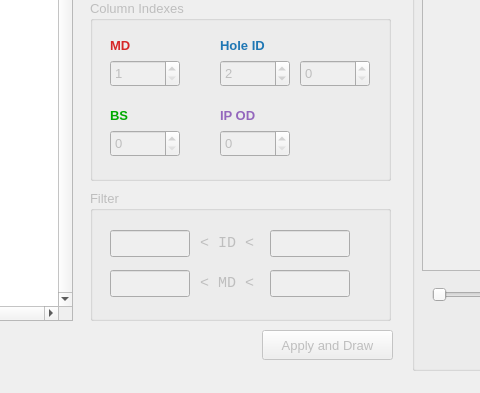
This is CaliperImport_Vst.ui in Ivanfdezr/CentralSoftware as Qt 5 draws it before an edit; both pictures show x 508 to 988 and y 430 to 823 of the 1336 by 823 pixel window. The edited form follows.
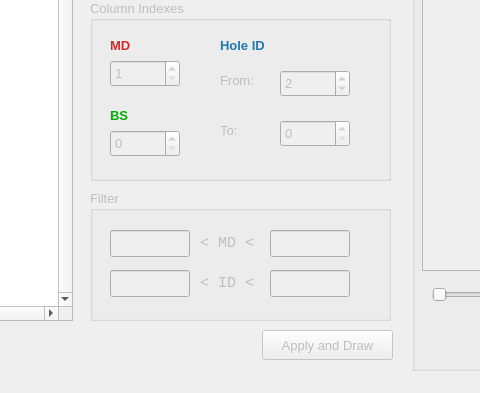
This is the edited form. Custom widgets are drawn as their Qt base class.

Patch:
```diff
--- a/CaliperImport_Vst.ui
+++ b/CaliperImport_Vst.ui
@@ -111,8 +111,8 @@
    <widget class="QSpinBox" name="ciH1columnIndex_spinBox">
     <property name="geometry">
      <rect>
-      <x>130</x>
-      <y>60</y>
+      <x>190</x>
+      <y>70</y>
       <width>70</width>
       <height>27</height>
      </rect>
@@ -163,47 +163,11 @@
      <string>&lt;html&gt;&lt;head/&gt;&lt;body&gt;&lt;p&gt;&lt;span style=&quot; font-weight:600; color:#00aa00;&quot;&gt;BS&lt;/span&gt;&lt;/p&gt;&lt;/body&gt;&lt;/html&gt;</string>
     </property>
    </widget>
-   <widget class="QSpinBox" name="ciODcolumnIndex_spinBox">
-    <property name="geometry">
-     <rect>
-      <x>130</x>
-      <y>130</y>
-      <width>70</width>
-      <height>27</height>
-     </rect>
-    </property>
-    <property name="toolTip">
-     <string>0 means that any column is selected.</string>
-    </property>
-    <property name="minimum">
-     <number>0</number>
-    </property>
-    <property name="value">
-     <number>0</number>
-    </property>
-   </widget>
-   <widget class="QLabel" name="label_9">
-    <property name="geometry">
-     <rect>
-      <x>130</x>
-      <y>105</y>
-      <width>61</width>
-      <height>21</height>
-     </rect>
-    </property>
-    <property name="toolTip">
-     <string>OD unit must be the same as Hole ID unit,
-in order to show a congruet graph. (optional)</string>
-    </property>
-    <property name="text">
-     <string>&lt;html&gt;&lt;head/&gt;&lt;body&gt;&lt;p&gt;&lt;span style=&quot; font-weight:600; color:#9467bd;&quot;&gt;IP OD&lt;/span&gt;&lt;/p&gt;&lt;/body&gt;&lt;/html&gt;</string>
-    </property>
-   </widget>
    <widget class="QSpinBox" name="ciH2columnIndex_spinBox">
     <property name="geometry">
      <rect>
-      <x>210</x>
-      <y>60</y>
+      <x>190</x>
+      <y>120</y>
       <width>70</width>
       <height>27</height>
      </rect>
@@ -218,6 +182,32 @@
      <number>0</number>
     </property>
    </widget>
+   <widget class="QLabel" name="label">
+    <property name="geometry">
+     <rect>
+      <x>130</x>
+      <y>70</y>
+      <width>51</width>
+      <height>20</height>
+     </rect>
+    </property>
+    <property name="text">
+     <string>From:</string>
+    </property>
+   </widget>
+   <widget class="QLabel" name="label_9">
+    <property name="geometry">
+     <rect>
+      <x>130</x>
+      <y>120</y>
+      <width>31</width>
+      <height>21</height>
+     </rect>
+    </property>
+    <property name="text">
+     <string>To:</string>
+    </property>
+   </widget>
   </widget>
   <widget class="QGroupBox" name="ciFilter_groupBox">
    <property name="enabled">
@@ -243,7 +233,7 @@
     <property name="geometry">
      <rect>
       <x>20</x>
-      <y>40</y>
+      <y>80</y>
       <width>80</width>
       <height>27</height>
      </rect>
@@ -259,7 +249,7 @@
     <property name="geometry">
      <rect>
       <x>180</x>
-      <y>40</y>
+      <y>80</y>
       <width>80</width>
       <height>27</height>
      </rect>
@@ -272,7 +262,7 @@
     <property name="geometry">
      <rect>
       <x>20</x>
-      <y>80</y>
+      <y>40</y>
       <width>80</width>
       <height>27</height>
      </rect>
@@ -288,7 +278,7 @@
     <property name="geometry">
      <rect>
       <x>180</x>
-      <y>80</y>
+      <y>40</y>
       <width>80</width>
       <height>27</height>
      </rect>
@@ -316,28 +306,28 @@
      </font>
     </property>
     <property name="text">
-     <string>&lt; ID &lt;</string>
-    </property>
-   </widget>
-   <widget class="QLabel" name="label_4">
-    <property name="geometry">
-     <rect>
-      <x>110</x>
-      <y>80</y>
-      <width>60</width>
-      <height>27</height>
-     </rect>
-    </property>
-    <property name="font">
-     <font>
-      <family>Consolas</family>
-      <pointsize>11</pointsize>
-     </font>
-    </property>
-    <property name="text">
      <string>&lt; MD &lt;</string>
     </property>
    </widget>
+   <widget class="QLabel" name="label_4">
+    <property name="geometry">
+     <rect>
+      <x>110</x>
+      <y>80</y>
+      <width>60</width>
+      <height>27</height>
+     </rect>
+    </property>
+    <property name="font">
+     <font>
+      <family>Consolas</family>
+      <pointsize>11</pointsize>
+     </font>
+    </property>
+    <property name="text">
+     <string>&lt; ID &lt;</string>
+    </property>
+   </widget>
   </widget>
   <widget class="QGroupBox" name="ciValueFeatures_groupBox">
    <property name="enabled">
```
